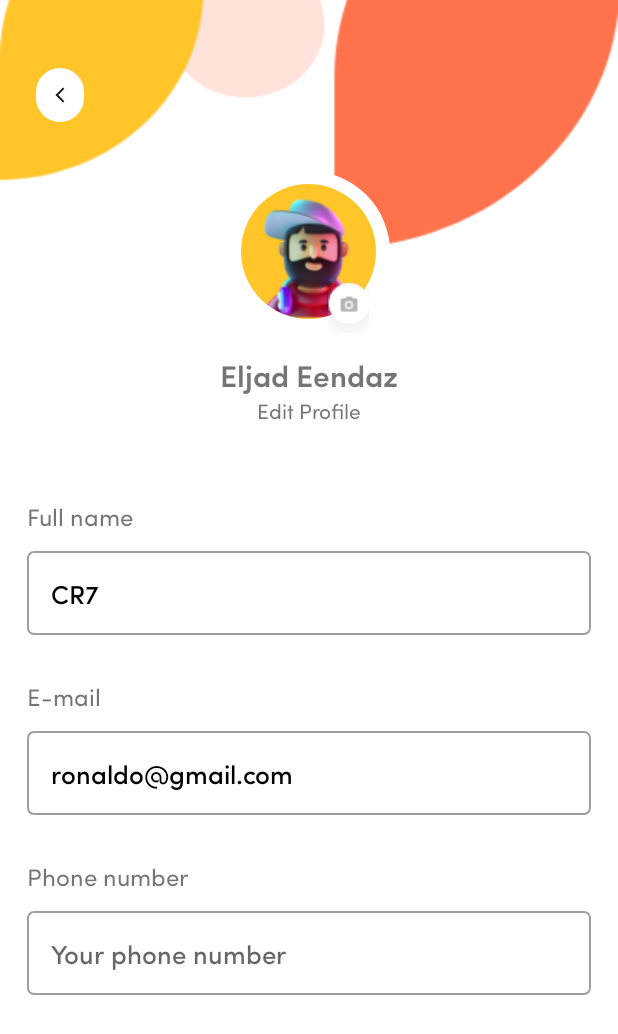
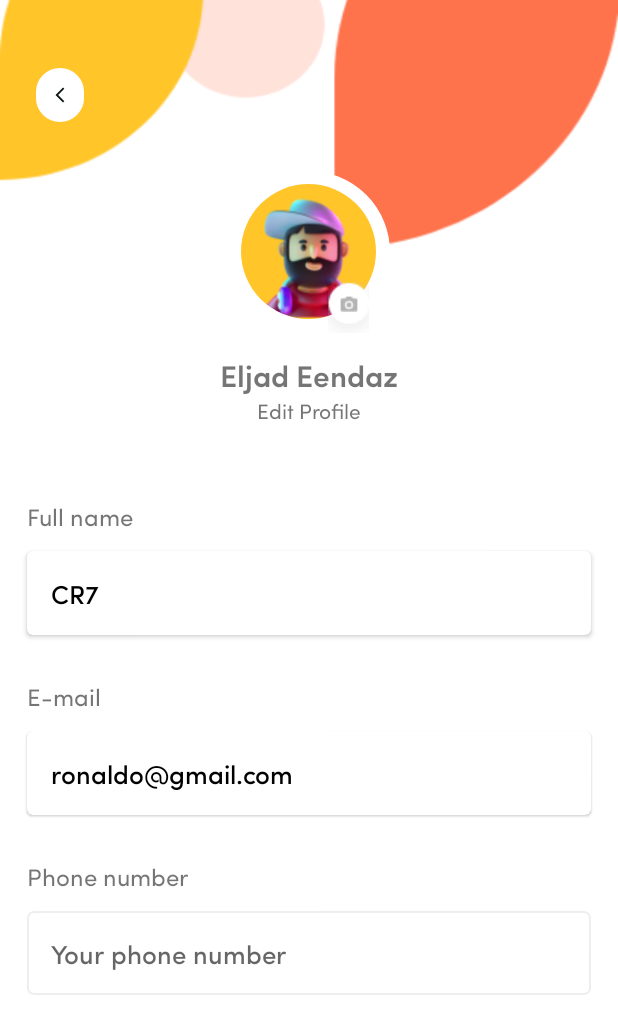
Before and after one commit to huaviet99/Android-Challenge-W2, an Android app: the ProfileActivity screen opened directly, with no data from a screen before it, on a phone screen of 412 x 824 dp. Shown: the top 1034 px of the screen. Run offline under Robolectric (Android 15) with nearby library versions, the phone set to English and light mode, and no system bars; our stand-ins replace CircleImageView.

Commit message:
check lai cai shadow

```diff
--- /dev/null
+++ b/app/src/main/res/drawable/border_outline_cardview.xml
@@ -0,0 +1,14 @@
+<?xml version="1.0" encoding="utf-8"?>
+<shape xmlns:android="http://schemas.android.com/apk/res/android"
+    android:shape="rectangle">
+
+    <corners android:radius="4dp"
+        />
+    <solid
+        android:color="@color/white" />
+    <stroke
+        android:width="1dp"
+        android:color="#EEEEEE"
+        />
+
+</shape>
--- a/app/src/main/res/layout/activity_profile.xml
+++ b/app/src/main/res/layout/activity_profile.xml
@@ -6,6 +6,7 @@
     android:layout_height="match_parent"
     android:background="@drawable/background_profile"
     tools:context=".activity.ProfileActivity">
+
     <ImageButton
         android:id="@+id/btn_skip"
         android:layout_width="wrap_content"
@@ -19,6 +20,7 @@
         android:src="@drawable/ic_arrow_back_24"
         app:layout_constraintStart_toStartOf="parent"
         app:layout_constraintTop_toTopOf="parent" />
+
     <FrameLayout
         android:id="@+id/frameLayout"
         android:layout_width="wrap_content"
@@ -77,16 +79,27 @@
         android:fontFamily="@font/sofia_pro_regular"
         android:text="Full name"
         android:textSize="@dimen/size_16sp"
-        app:layout_constraintStart_toStartOf="@+id/tv_full_name"
+        app:layout_constraintStart_toStartOf="@+id/cardview_fullname"
         app:layout_constraintTop_toBottomOf="@+id/textView" />
+
+    <androidx.cardview.widget.CardView
+        android:id="@+id/cardview_fullname"
+        android:layout_width="match_parent"
+        android:layout_height="56dp"
+        android:layout_marginHorizontal="18dp"
+        android:layout_marginTop="12dp"
+        app:cardCornerRadius="4dp"
+        app:layout_constraintEnd_toEndOf="parent"
+        app:layout_constraintStart_toStartOf="parent"
+        app:layout_constraintTop_toBottomOf="@+id/tv_title_full_name"
+        app:strokeColor="#EEEEEE"
+        app:strokeWidth="3dp">
 
         <TextView
             android:id="@+id/tv_full_name"
             android:layout_width="match_parent"
             android:layout_height="56dp"
-        android:layout_marginHorizontal="18dp"
-        android:layout_marginTop="12dp"
-        android:background="@drawable/border_outline_textview"
+            android:elevation="-100dp"
             android:fontFamily="@font/sofia_pro_medium"
             android:gravity="center_vertical"
             android:hint="Your full name"
@@ -94,10 +107,9 @@
             android:text="Hua vi van "
             android:textColor="@color/black"
             android:textSize="@dimen/size_17sp"
-        app:layout_constraintEnd_toEndOf="parent"
-        app:layout_constraintStart_toStartOf="parent"
-        app:layout_constraintTop_toBottomOf="@+id/tv_title_full_name" />
 
+            />
+    </androidx.cardview.widget.CardView>
 
 
     <TextView
@@ -108,16 +120,24 @@
         android:fontFamily="@font/sofia_pro_regular"
         android:text="E-mail"
         android:textSize="@dimen/size_16sp"
-        app:layout_constraintStart_toStartOf="@+id/tv_email"
-        app:layout_constraintTop_toBottomOf="@+id/tv_full_name" />
+        app:layout_constraintStart_toStartOf="@+id/cardview_email"
+        app:layout_constraintTop_toBottomOf="@+id/cardview_fullname" />
+
+    <com.google.android.material.card.MaterialCardView
+        android:id="@+id/cardview_email"
+        android:layout_width="match_parent"
+        android:layout_height="56dp"
+        android:layout_marginHorizontal="18dp"
+        android:layout_marginTop="12dp"
+        android:padding="16dp"
+
+        app:layout_constraintStart_toStartOf="parent"
+        app:layout_constraintTop_toBottomOf="@+id/tv_title_email">
 
         <TextView
             android:id="@+id/tv_email"
             android:layout_width="match_parent"
             android:layout_height="56dp"
-        android:layout_marginHorizontal="18dp"
-        android:layout_marginTop="12dp"
-        android:background="@drawable/border_outline_textview"
             android:fontFamily="@font/sofia_pro_medium"
             android:gravity="center_vertical"
             android:hint="Your email"
@@ -125,11 +145,10 @@
             android:text="ronaldo@gmail.com"
             android:textColor="@color/black"
             android:textSize="@dimen/size_17sp"
-        app:layout_constraintStart_toStartOf="parent"
-        app:layout_constraintTop_toBottomOf="@+id/tv_title_email"
+
 
             />
-
+    </com.google.android.material.card.MaterialCardView>
 
     <TextView
         android:id="@+id/tv_title_phone_number"
@@ -139,25 +158,32 @@
         android:fontFamily="@font/sofia_pro_regular"
         android:text="Phone number"
         android:textSize="@dimen/size_16sp"
-        app:layout_constraintStart_toStartOf="@+id/tv_phone_number"
-        app:layout_constraintTop_toBottomOf="@+id/tv_email" />
+        app:layout_constraintStart_toStartOf="@+id/cardview_phone_number"
+        app:layout_constraintTop_toBottomOf="@+id/cardview_email" />
+
+    <com.google.android.material.card.MaterialCardView
+        android:id="@+id/cardview_phone_number"
+        android:layout_width="match_parent"
+        android:layout_height="56dp"
+        android:layout_marginHorizontal="18dp"
+        android:layout_marginTop="12dp"
+        android:outlineSpotShadowColor="@android:color/transparent"
+        android:padding="16dp"
+        app:layout_constraintStart_toStartOf="parent"
+        app:layout_constraintTop_toBottomOf="@+id/tv_title_phone_number">
 
         <TextView
             android:id="@+id/tv_phone_number"
             android:layout_width="match_parent"
             android:layout_height="56dp"
-        android:layout_marginHorizontal="18dp"
-        android:layout_marginTop="12dp"
-        android:background="@drawable/border_outline_textview"
+            android:background="@drawable/border_outline_cardview"
             android:fontFamily="@font/sofia_pro_medium"
             android:gravity="center_vertical"
             android:hint="Your phone number"
             android:padding="16dp"
             android:text="09090909"
             android:textColor="@color/black"
-        android:textSize="@dimen/size_17sp"
-        app:layout_constraintStart_toStartOf="parent"
-        app:layout_constraintTop_toBottomOf="@+id/tv_title_phone_number" />
-
+            android:textSize="@dimen/size_17sp" />
+    </com.google.android.material.card.MaterialCardView>
 
 </androidx.constraintlayout.widget.ConstraintLayout>
```
Lines whose indentation alone changed are shown as unchanged.
